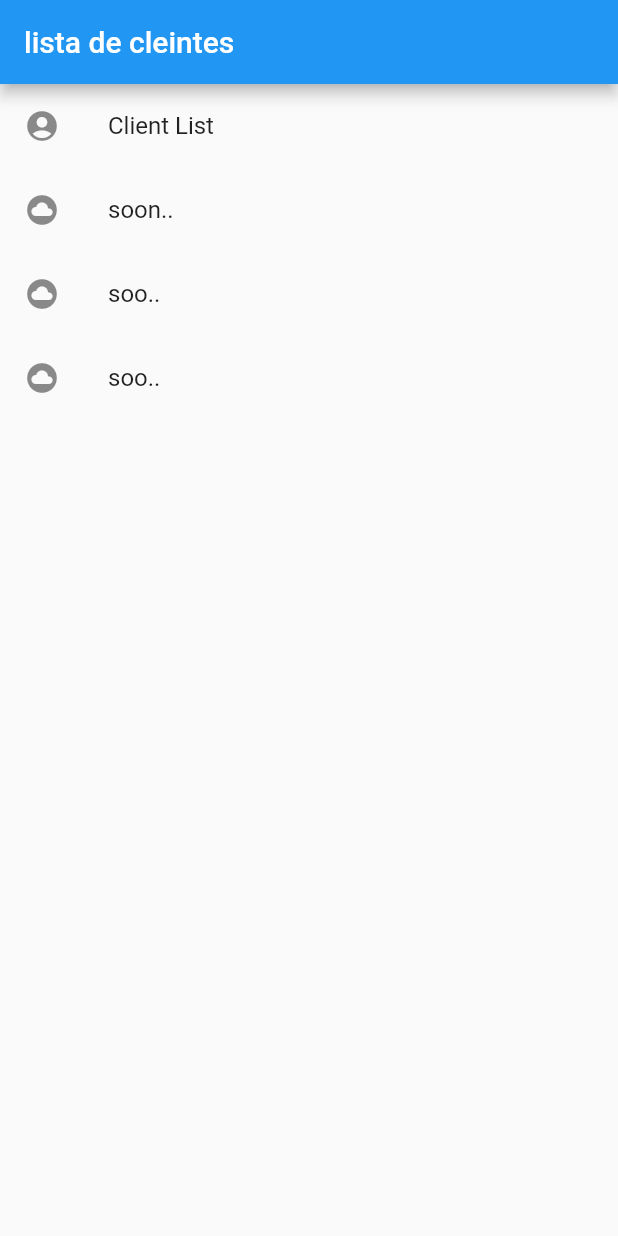
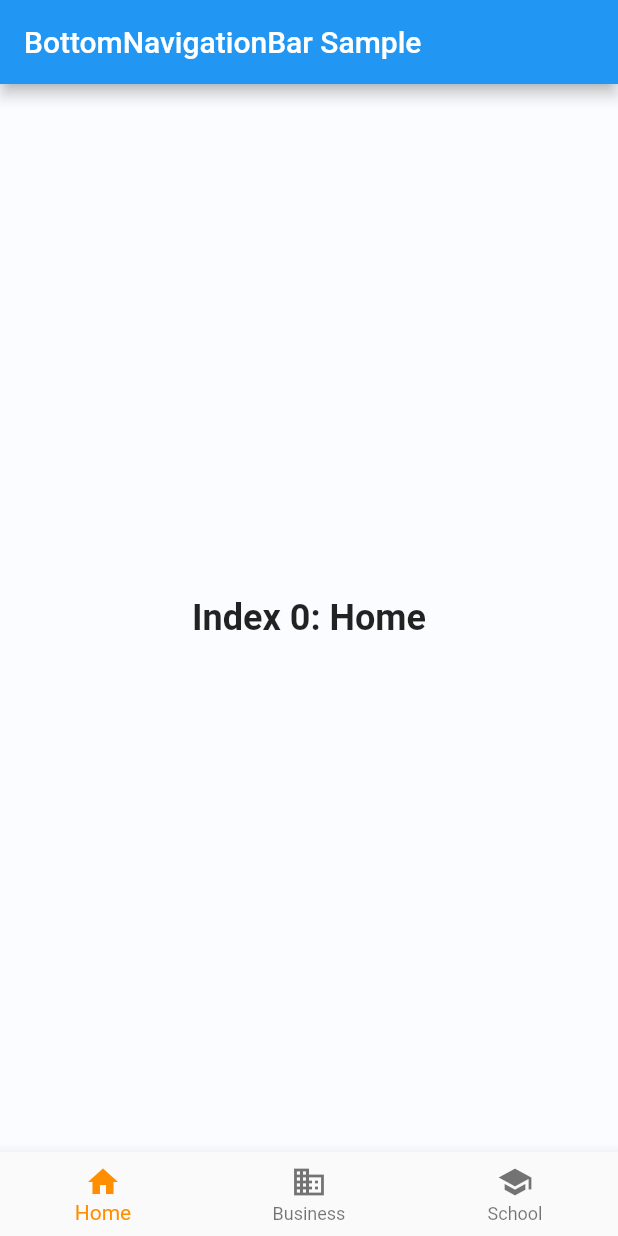
Before and after one commit to ariasrodelogithub/Segundasemana, a Flutter app: the screen it shows after launch, on a phone screen of 412 x 824 dp. Run offline on Flutter 3.47's test engine with Material 2 defaults, Android fonts, the phone set to English and light mode, and no system bars; our stand-ins replace firebase_core, firebase_database, lottie; accounts and stored records are empty.

```diff
--- a/lib/views/listafirebase.dart
+++ b/lib/views/listafirebase.dart
@@ -80,4 +80,5 @@ class _CallFirebaseState extends State<CallFirebase> {
       });
     }
   }
+
 }
--- a/lib/views/menu.dart
+++ b/lib/views/menu.dart
@@ -1,6 +1,8 @@
 import 'package:flutter/cupertino.dart';
 import 'package:flutter/material.dart';
+import 'package:snippets/views/profile.dart';
 
+import 'list_view.dart';
 import 'listafirebase.dart';
 
 class Menu extends StatefulWidget {
@@ -10,35 +12,58 @@ class Menu extends StatefulWidget {
 }
 
 class _MenuS extends State<Menu> {
+  int _selectedIndex = 0;
+  static const TextStyle optionStyle =
+      TextStyle(fontSize: 24, fontWeight: FontWeight.bold);
+  static const List<Widget> _widgetOptions = <Widget>[
+    Text(
+      'Index 0: Home',
+      style: optionStyle,
+    ),
+    CallFirebase(),
+    Profile(),
+
+  ];
+
+  void _onItemTapped(int index) {
+    setState(() {
+      _selectedIndex = index;
+    });
+  }
+
   @override
   Widget build(BuildContext context) {
     return Scaffold(
-        appBar: AppBar(
-            title: const Text('lista de cleintes'),
-            ),
-            body: ListView(children: [
-              ListTile(
-                  leading: const Icon(Icons.account_circle),
-                  title: const Text('Client List'),
-                  onTap: () {
-                    Navigator.pushReplacement(
-                        context,
-                        MaterialPageRoute(
-                            builder: (context) => CallFirebase()));
-                  }
-                  ),
-                  const ListTile(
-                    leading: Icon(Icons.cloud_circle),
-                    title: Text('soon..'),
-                  ),
-                  const ListTile(
-                    leading:Icon(Icons.cloud_circle),
-                    title:Text('soo..'),
+      backgroundColor: Color.fromARGB(255, 250, 252, 255),
+      appBar: AppBar(
+        title: const Text('BottomNavigationBar Sample'),
+      ),
+      body: Center(
 
-                  ), const ListTile(
-                    leading:Icon(Icons.cloud_circle),
-                    title:Text('soo..'),
-                  )
-            ]));
+        child: _widgetOptions.elementAt(_selectedIndex),
+      ),
+      bottomNavigationBar: BottomNavigationBar(
+        items: const <BottomNavigationBarItem>[
+          BottomNavigationBarItem(
+            icon: Icon(Icons.home),
+            label: 'Home',
+            backgroundColor: Colors.red,
+          ),
+          BottomNavigationBarItem(
+            icon: Icon(Icons.business),
+            label: 'Business',
+            backgroundColor: Colors.green,
+          ),
+          BottomNavigationBarItem(
+            icon: Icon(Icons.school),
+            label: 'School',
+            backgroundColor: Colors.purple,
+          ),
+        ],
+        currentIndex: _selectedIndex,
+        selectedItemColor: Colors.amber[800],
+        onTap: _onItemTapped,
+      ),
+    );
   }
 }
--- a/pubspec.yaml
+++ b/pubspec.yaml
@@ -65,7 +65,8 @@ flutter:
   # To add assets to your application, add an assets section, like this:
   assets:
     - assets/animations/spaceman.json
-  #  - images/a_dot_burr.jpeg
+    - assets/images/mauricio-arias.png
+
   #  - images/a_dot_ham.jpeg
 
   # An image asset can refer to one or more resolution-specific "variants", see
```
Also changed, not shown: lib/views/profile.dart (added, +44 -0 lines), assets/images/mauricio-arias.png (added).
